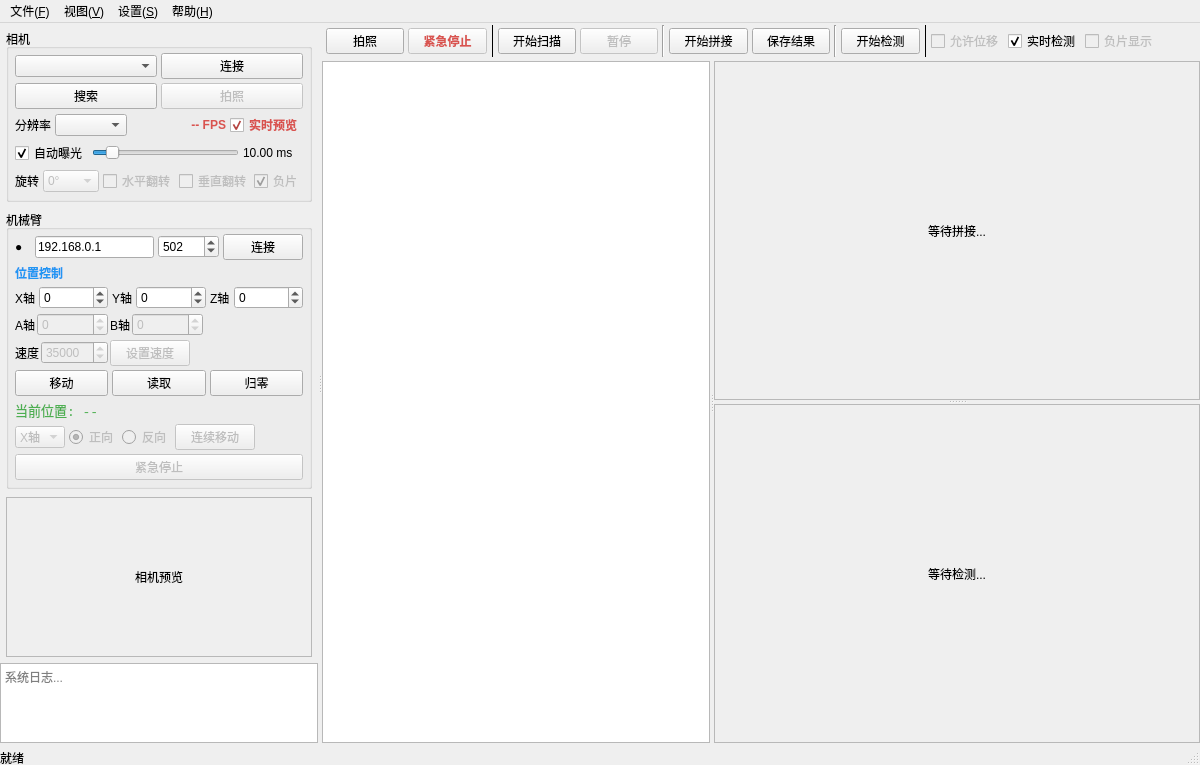
Old version of the form ui/MainWindow.ui in the repository choushunn/ArmSightStitch.
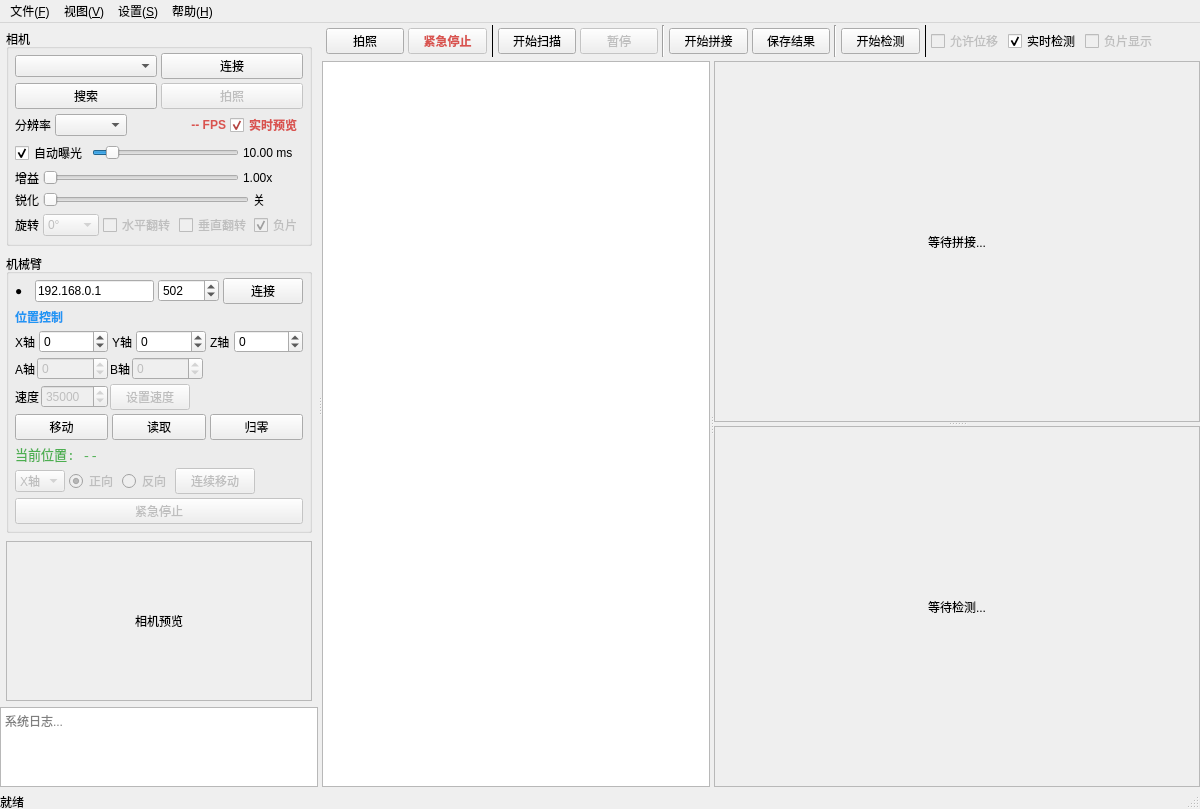
New version of the form.

Commit message: feat: 新增相机增益和锐化控制，合并高级网格拼接功能

The edit to the form file:
```diff
--- a/ui/MainWindow.ui
+++ b/ui/MainWindow.ui
@@ -154,6 +154,62 @@
                 </item>
                </layout>
               </item>
+              <item>
+               <layout class="QHBoxLayout" name="cameraGainRow">
+                <property name="spacing"><number>4</number></property>
+                <item>
+                 <widget class="QLabel" name="gainLabel">
+                  <property name="text"><string>增益</string></property>
+                 </widget>
+                </item>
+                <item>
+                 <widget class="QSlider" name="gainSlider">
+                  <property name="enabled"><bool>false</bool></property>
+                  <property name="orientation"><enum>Qt::Orientation::Horizontal</enum></property>
+                  <property name="minimum"><number>100</number></property>
+                  <property name="maximum"><number>500</number></property>
+                  <property name="value"><number>100</number></property>
+                  <property name="singleStep"><number>10</number></property>
+                  <property name="pageStep"><number>50</number></property>
+                 </widget>
+                </item>
+                <item>
+                 <widget class="QLabel" name="gainValueLabel">
+                  <property name="minimumSize"><size><width>60</width><height>0</height></size></property>
+                  <property name="text"><string>1.00x</string></property>
+                  <property name="alignment"><enum>Qt::AlignmentFlag::AlignRight|Qt::AlignmentFlag::AlignVCenter</enum></property>
+                 </widget>
+                </item>
+               </layout>
+              </item>
+              <item>
+               <layout class="QHBoxLayout" name="cameraSharpeningRow">
+                <property name="spacing"><number>4</number></property>
+                <item>
+                 <widget class="QLabel" name="sharpeningLabel">
+                  <property name="text"><string>锐化</string></property>
+                 </widget>
+                </item>
+                <item>
+                 <widget class="QSlider" name="sharpeningSlider">
+                  <property name="enabled"><bool>false</bool></property>
+                  <property name="orientation"><enum>Qt::Orientation::Horizontal</enum></property>
+                  <property name="minimum"><number>0</number></property>
+                  <property name="maximum"><number>500</number></property>
+                  <property name="value"><number>0</number></property>
+                  <property name="singleStep"><number>10</number></property>
+                  <property name="pageStep"><number>50</number></property>
+                 </widget>
+                </item>
+                <item>
+                 <widget class="QLabel" name="sharpeningValueLabel">
+                  <property name="minimumSize"><size><width>50</width><height>0</height></size></property>
+                  <property name="text"><string>关</string></property>
+                  <property name="alignment"><enum>Qt::AlignmentFlag::AlignRight|Qt::AlignmentFlag::AlignVCenter</enum></property>
+                 </widget>
+                </item>
+               </layout>
+              </item>
               <item>
                <layout class="QHBoxLayout" name="cameraRotationRow">
                 <property name="spacing"><number>4</number></property>
```
The commit also changes 14 other files.
